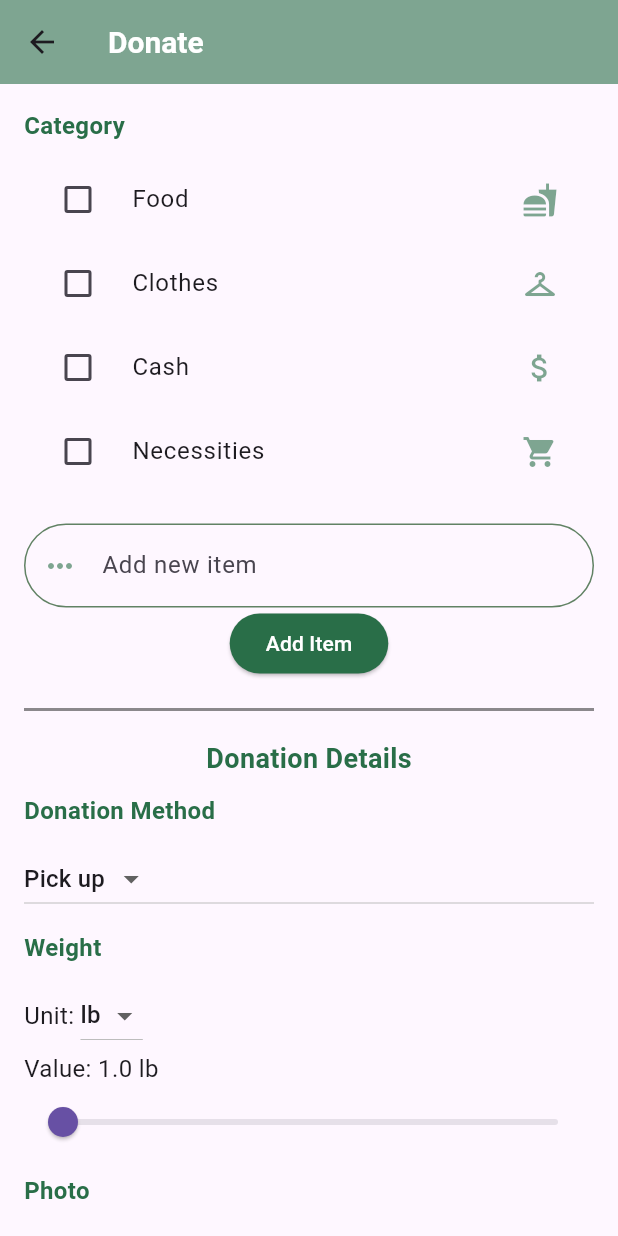
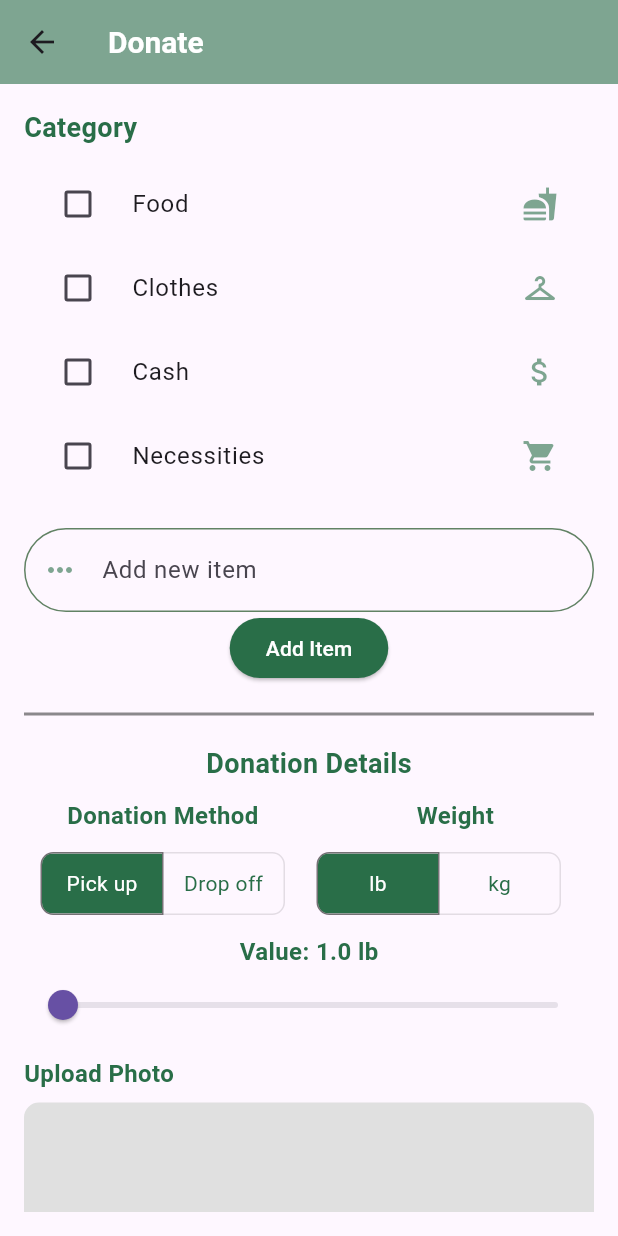
Before and after one commit to ICS-CMSC-23/project-Vivekjeet, a Flutter app: the DonorDonate screen opened by its route, on a phone screen of 412 x 824 dp. Run offline on Flutter 3.47's test engine with Material 3 defaults, Android fonts, the phone set to English and light mode, and no system bars; our stand-ins replace cloud_firestore, email_validator, firebase_auth, firebase_core, firebase_storage, flutter_signin_button and 5 more; accounts and stored records are empty.

Commit message:
ui: fixed layout of donate page

```diff
--- a/project/lib/screens/donor/donor_donate.dart
+++ b/project/lib/screens/donor/donor_donate.dart
@@ -14,8 +14,6 @@ import 'package:provider/provider.dart';
 import 'package:project/models/donation_model.dart';
 import 'package:project/models/user_model.dart';
 import 'package:qr_flutter/qr_flutter.dart';
-import 'package:flutter_datetime_picker/flutter_datetime_picker.dart';
-
 
 class Constants {
   // Primary color
@@ -33,6 +31,9 @@ class DonorDonate extends StatefulWidget {
 
 class _DonorDonateState extends State<DonorDonate> {
   final _formKey = GlobalKey<FormState>();
+  // final _current_donor = FirebaseAuth.instance.currentUser;
+  final DocumentReference _currentDonorId = FirebaseFirestore.instance.doc('users/${FirebaseAuth.instance.currentUser!.uid}');
+
 
   final Map<String, Icon> _categoryIcons = {
     'Food': Icon(Icons.fastfood, color: Constants.iconColor),
@@ -57,8 +58,8 @@ class _DonorDonateState extends State<DonorDonate> {
   TimeOfDay _selectedTime = TimeOfDay.now();
   TextEditingController _contactController = TextEditingController();
 
-  List<String> _addresses = [''];
-  String _qrCodeData = "Sample QR Code Data";
+  List<String> _addresses = [];
+  String _qrCodeData = "";
   String? donationId;
   bool showQr = false;
 
@@ -116,7 +117,7 @@ class _DonorDonateState extends State<DonorDonate> {
               Text(
                 'Category',
                 style: TextStyle(
-                    fontSize: 16,
+                    fontSize: 18,
                     fontWeight: FontWeight.bold,
                     color: Constants.primaryColor),
               ),
@@ -144,6 +145,11 @@ class _DonorDonateState extends State<DonorDonate> {
                 ),
               ),
               SizedBox(height: 10),
+              Row(
+                children: [
+                  Expanded(
+                      child: Column(
+                    children: [
                       Text(
                         'Donation Method',
                         style: TextStyle(
@@ -153,7 +159,12 @@ class _DonorDonateState extends State<DonorDonate> {
                       ),
                       SizedBox(height: 10),
                       _buildDonationMethod(),
-              SizedBox(height: 10),
+                    ],
+                  )),
+                  SizedBox(width: 10),
+                  Expanded(
+                    child: Column(
+                      children: [
                         Text(
                           'Weight',
                           style: TextStyle(
@@ -163,6 +174,12 @@ class _DonorDonateState extends State<DonorDonate> {
                         ),
                         SizedBox(height: 10),
                         _buildWeightUnit(),
+                      ],
+                    ),
+                  ),
+                ],
+              ),
+              SizedBox(height: 10),
               _buildWeightField(),
               SizedBox(height: 10),
               _buildPhotoField(),
@@ -180,16 +197,29 @@ class _DonorDonateState extends State<DonorDonate> {
               Row(
                 children: [
                   Expanded(
+                      child: Container(
+                    decoration: BoxDecoration(
+                      border: Border.all(
+                        color: Constants.iconColor,
+                      ),
+                      borderRadius: BorderRadius.circular(50),
+                    ),
                     child: _buildDatePicker(context),
+                  )),
+                  SizedBox(width: 5),
+                  Expanded(
+                      child: Container(
+                    decoration: BoxDecoration(
+                      border: Border.all(
+                        color: Constants.iconColor,
                       ),
-                  Expanded(
+                      borderRadius: BorderRadius.circular(50),
+                    ),
                     child: _buildTimePicker(context),
-                  ),
+                  )),
                 ],
               ),
               SizedBox(height: 10),
-              // _buildDatePicker(context),
-              // _buildTimePicker(context),
 
               Visibility(
                   child: Column(children: [
@@ -221,6 +251,22 @@ class _DonorDonateState extends State<DonorDonate> {
               SizedBox(height: 10), // Adjust as needed
               Visibility(
                   child: Column(children: [
+                    Divider(
+                      color: Constants.blackColor.withOpacity(
+                          0.45), // Change the color to your desired divider color
+                      thickness: 2.0, // Adjust the thickness of the divider
+                      height:
+                          20.0, // Adjust the height between the text and the divider
+                    ),
+                    SizedBox(height: 10),
+                    Text(
+                      'QR Code',
+                      style: TextStyle(
+                          fontSize: 16,
+                          fontWeight: FontWeight.bold,
+                          color: Constants.primaryColor),
+                    ),
+                    SizedBox(height: 10),
                     SizedBox(height: 20),
                     _buildQRCodeGenerator(context),
                     SizedBox(height: 30),
@@ -308,12 +354,44 @@ class _DonorDonateState extends State<DonorDonate> {
   //       ),
   //     ),
 
+  // Widget _buildDonationMethod() {
+  //   return DropdownButton<String>(
+  //     value: _donationMethod,
+  //     onChanged: (String? newValue) {
+  //       setState(() {
+  //         _donationMethod = newValue!;
+  //         if (_donationMethod == 'Pick up') {
+  //           _isPickup = true;
+  //           showQr = false;
+  //         } else {
+  //           _isPickup = false;
+  //         }
+  //       });
+  //     },
+  //     items: <String>['Pick up', 'Drop off'].map((String value) {
+  //       return DropdownMenuItem<String>(
+  //         value: value,
+  //         child: Text(value),
+  //       );
+  //     }).toList(),
+  //   );
+  // }
+
   Widget _buildDonationMethod() {
-    return DropdownButton<String>(
-      value: _donationMethod,
-      onChanged: (String? newValue) {
+    return ToggleButtons(
+      borderRadius: const BorderRadius.all(Radius.circular(8)),
+      selectedBorderColor: Constants.blackColor,
+      selectedColor: Colors.white,
+      fillColor: Constants.primaryColor,
+      color: Constants.primaryColor,
+      constraints: const BoxConstraints(
+        minHeight: 40.0,
+        minWidth: 80.0,
+      ),
+      isSelected: [_donationMethod == 'Pick up', _donationMethod == 'Drop off'],
+      onPressed: (int index) {
         setState(() {
-          _donationMethod = newValue!;
+          _donationMethod = index == 0 ? 'Pick up' : 'Drop off';
           if (_donationMethod == 'Pick up') {
             _isPickup = true;
             showQr = false;
@@ -322,12 +400,10 @@ class _DonorDonateState extends State<DonorDonate> {
           }
         });
       },
-      items: <String>['Pick up', 'Drop off'].map((String value) {
-        return DropdownMenuItem<String>(
-          value: value,
-          child: Text(value),
-        );
-      }).toList(),
+      children: const <Widget>[
+        Text('Pick up'),
+        Text('Drop off'),
+      ],
     );
   }
 
@@ -335,7 +411,8 @@ class _DonorDonateState extends State<DonorDonate> {
     return ListTile(
       // leading: Text('Date'),
       leading: Icon(Icons.calendar_today, color: Constants.iconColor),
-      title: Text('${DateFormat('yyyy-MM-dd').format(_selectedDate)}', style: TextStyle(fontSize: 16, fontWeight: FontWeight.bold)),
+      title: Text('${DateFormat('yyyy-MM-dd').format(_selectedDate)}',
+          style: TextStyle(fontSize: 16, fontWeight: FontWeight.bold)),
       // trailing: Icon(Icons.calendar_today),
       onTap: () async {
         DateTime? picked = await showDatePicker(
@@ -357,13 +434,13 @@ class _DonorDonateState extends State<DonorDonate> {
     return ListTile(
       // leading: Text('Time'),
       leading: Icon(Icons.access_time, color: Constants.iconColor),
-      title: Text('${_selectedTime.format(context)}', style: TextStyle(fontSize: 16, fontWeight: FontWeight.bold)),
+      title: Text('${_selectedTime.format(context)}',
+          style: TextStyle(fontSize: 16, fontWeight: FontWeight.bold)),
       // trailing: Icon(Icons.access_time),
       onTap: () async {
         TimeOfDay? picked = await showTimePicker(
           context: context,
           initialTime: TimeOfDay.now(),
-
         );
         if (picked != null && picked != _selectedTime) {
           setState(() {
@@ -374,30 +451,54 @@ class _DonorDonateState extends State<DonorDonate> {
     );
   }
 
-
-
-
+  // Widget _buildWeightUnit() {
+  //   return Row(
+  //     children: [
+  //       Text(
+  //         'Unit: ',
+  //         style: TextStyle(fontSize: 16),
+  //       ),
+  //       DropdownButton<String>(
+  //         value: _weightUnit,
+  //         items: ['lb', 'kg'].map((String value) {
+  //           return DropdownMenuItem<String>(
+  //             value: value,
+  //             child: Text(value),
+  //           );
+  //         }).toList(),
+  //         onChanged: (String? newValue) {
+  //           setState(() {
+  //             _weightUnit = newValue!;
+  //           });
+  //         },
+  //       ),
+  //     ],
+  //   );
+  // }
 
   Widget _buildWeightUnit() {
     return Row(
       children: [
-        Text(
-          'Unit: ',
-          style: TextStyle(fontSize: 16),
+        ToggleButtons(
+          borderRadius: const BorderRadius.all(Radius.circular(8)),
+          selectedBorderColor: Constants.blackColor,
+          selectedColor: Colors.white,
+          fillColor: Constants.primaryColor,
+          color: Constants.primaryColor,
+          constraints: const BoxConstraints(
+            minHeight: 40.0,
+            minWidth: 80.0,
           ),
-        DropdownButton<String>(
-          value: _weightUnit,
-          items: ['lb', 'kg'].map((String value) {
-            return DropdownMenuItem<String>(
-              value: value,
-              child: Text(value),
-            );
-          }).toList(),
-          onChanged: (String? newValue) {
+          isSelected: [_weightUnit == 'lb', _weightUnit == 'kg'],
+          onPressed: (int index) {
             setState(() {
-              _weightUnit = newValue!;
+              _weightUnit = index == 0 ? 'lb' : 'kg';
             });
           },
+          children: const <Widget>[
+            Text('lb'),
+            Text('kg'),
+          ],
         ),
       ],
     );
@@ -407,11 +508,11 @@ class _DonorDonateState extends State<DonorDonate> {
 
   Widget _buildWeightField() {
     return Column(
-      crossAxisAlignment: CrossAxisAlignment.start,
+      crossAxisAlignment: CrossAxisAlignment.center,
       children: [
         Text(
           'Value: ${_weightValue.toStringAsFixed(1)} $_weightUnit',
-          style: TextStyle(fontSize: 16),
+          style: TextStyle(fontSize: 16, fontWeight: FontWeight.bold, color: Constants.primaryColor),
         ),
         Slider(
           value: _weightValue,
@@ -456,7 +557,7 @@ class _DonorDonateState extends State<DonorDonate> {
         Padding(
           padding: const EdgeInsets.only(bottom: 8.0),
           child: Text(
-            'Photo',
+            'Upload Photo',
             style: TextStyle(
                 fontSize: 16,
                 fontWeight: FontWeight.bold,
@@ -466,11 +567,15 @@ class _DonorDonateState extends State<DonorDonate> {
         _photo != null
             ? Image.file(_photo!)
             : Container(
+                decoration: BoxDecoration(
+                  borderRadius: BorderRadius.circular(10),
+                  color: Colors.grey[300],
+                ),
                 height: 200,
                 width: double.infinity,
-                color: Colors.grey[300],
                 child: Icon(Icons.camera_alt, color: Colors.white70, size: 50),
               ),
+        SizedBox(height: 10),
         Center(
           child: ElevatedButton(
             onPressed: _pickImageFromCamera,
@@ -573,7 +678,7 @@ class _DonorDonateState extends State<DonorDonate> {
                   QrImageView(
                     data: _qrCodeData,
                     version: QrVersions.auto,
-                    size: 200.0,
+                    size: 300.0,
                   ),
                   Text(_qrCodeData), // Display the QR code data as text
                 ],
@@ -601,7 +706,6 @@ class _DonorDonateState extends State<DonorDonate> {
                 .map((entry) => entry.key)
                 .toList();
 
-
             List<File> photos = _photo != null ? [File(_photo!.path)] : [];
 
             DonationModel newDonation = DonationModel(
@@ -621,6 +725,8 @@ class _DonorDonateState extends State<DonorDonate> {
               contactNumber: _contactController.text.isNotEmpty
                   ? _contactController.text
                   : null,
+              donationDrive: null,
+              proofs: null,
             );
 
             Provider.of<DonationsProvider>(context, listen: false)
@@ -632,7 +738,7 @@ class _DonorDonateState extends State<DonorDonate> {
               // Set _qrCodeData to donationId or use it directly to generate the QR code
               setState(() {
                 _qrCodeData = donationId;
-                if(_isPickup == false){
+                if (_isPickup == false) {
                   showQr = true;
                 }
                 // Create the QR code using _qrCodeData
@@ -640,7 +746,6 @@ class _DonorDonateState extends State<DonorDonate> {
             });
 
             ScaffoldMessenger.of(context)
-
                 .showSnackBar(SnackBar(content: Text('Donation Successful')));
           }
         },
```
Lines whose indentation alone changed are shown as unchanged.
